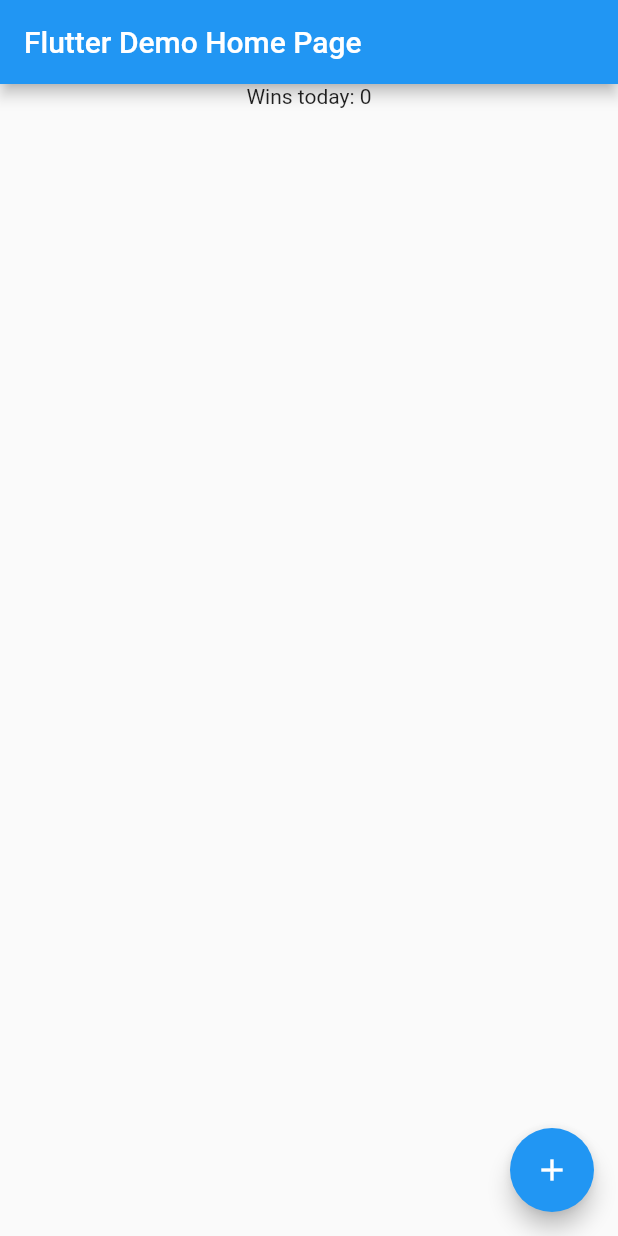
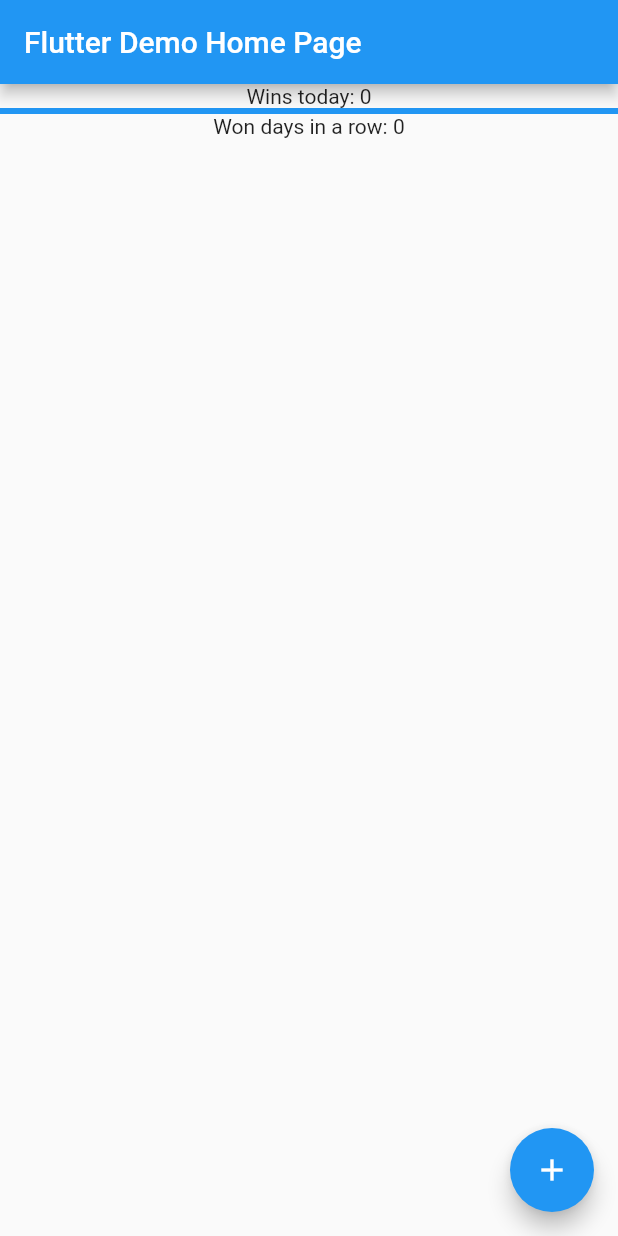
Before and after one commit to Undeadlol1/flow_todo_flutter, a Flutter app: the screen it shows after launch, on a phone screen of 412 x 824 dp. Run offline on Flutter 3.47's test engine with Material 2 defaults, Android fonts, the phone set to English and light mode, and no system bars.

Commit message:
feat: :construction: adds elements to TasksDoneToday

```diff
--- a/lib/features/tasks/tasks_done_today.dart
+++ b/lib/features/tasks/tasks_done_today.dart
@@ -6,7 +6,11 @@ class TasksDoneToday extends StatelessWidget {
   @override
   Widget build(BuildContext context) {
     return Column(
-      children: const [Text('Wins today: 0')],
+      children: const [
+        Text('Wins today: 0'),
+        LinearProgressIndicator(value: 1),
+        Text('Won days in a row: 0'),
+      ],
     );
   }
 }
```
Also changed, not shown: 1 other file.
